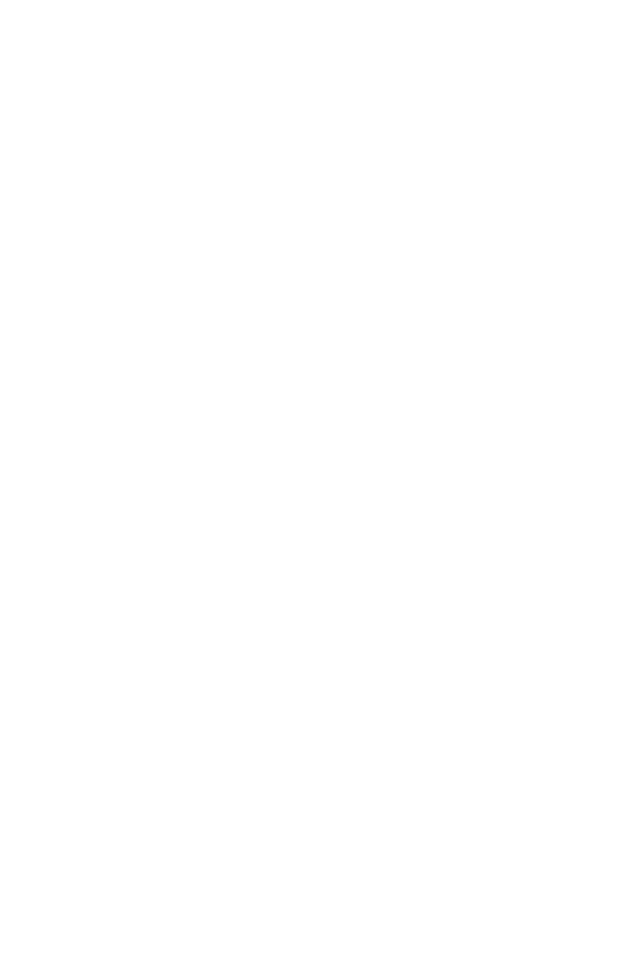
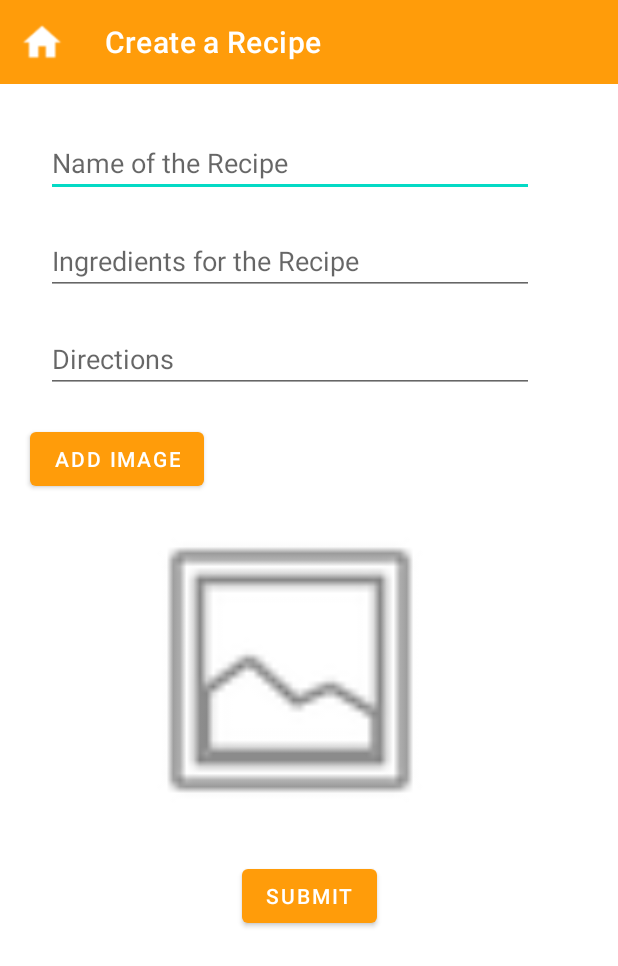
Before and after one commit to MadhaviImashi/4Flicks_BestPlan-application, an Android app: the create_recipe screen opened directly, with no data from a screen before it, on a phone screen of 412 x 824 dp. Before the commit the part shown is empty. Shown: the top 966 px of the screen. Run offline under Robolectric (Android 15) with nearby library versions, the phone set to English and light mode, and no system bars.

Commit message:
Completed UI for activity_create_recipe.xml

```diff
--- a/app/src/main/res/layout/activity_create_recipe.xml
+++ b/app/src/main/res/layout/activity_create_recipe.xml
@@ -6,4 +6,101 @@
     android:layout_height="match_parent"
     tools:context=".create_recipe">
 
+    <androidx.appcompat.widget.Toolbar
+        android:id="@+id/toolbar"
+        android:layout_width="match_parent"
+        android:layout_height="wrap_content"
+        android:background="#FF9C0A"
+        android:minHeight="?attr/actionBarSize"
+        android:theme="?attr/actionBarTheme"
+        app:layout_constraintEnd_toEndOf="parent"
+        app:layout_constraintHorizontal_bias="0.5"
+        app:layout_constraintStart_toStartOf="parent"
+        app:layout_constraintTop_toTopOf="parent"
+        app:title="@string/ToolBarTitle2"
+        app:titleMarginStart="70dp"
+        app:titleTextColor="#FFFFFF" />
+
+    <ImageView
+        android:id="@+id/home"
+        android:layout_width="58dp"
+        android:layout_height="53dp"
+        app:layout_constraintStart_toStartOf="parent"
+        app:layout_constraintTop_toTopOf="parent"
+        app:srcCompat="@drawable/home" />
+
+    <com.google.android.material.textfield.TextInputEditText
+        android:id="@+id/recipeName"
+        android:layout_width="325dp"
+        android:layout_height="wrap_content"
+        android:layout_marginStart="30dp"
+        android:layout_marginTop="30dp"
+        android:layout_marginEnd="56dp"
+        android:hint="Name of the Recipe"
+        app:layout_constraintEnd_toEndOf="parent"
+        app:layout_constraintStart_toStartOf="parent"
+        app:layout_constraintTop_toBottomOf="@+id/toolbar" />
+
+    <com.google.android.material.textfield.TextInputEditText
+        android:id="@+id/recipeIngredients"
+        android:layout_width="325dp"
+        android:layout_height="wrap_content"
+        android:layout_marginStart="30dp"
+        android:layout_marginTop="20dp"
+        android:layout_marginEnd="56dp"
+        android:hint="Ingredients for the Recipe"
+        app:layout_constraintEnd_toEndOf="parent"
+        app:layout_constraintStart_toStartOf="parent"
+        app:layout_constraintTop_toBottomOf="@+id/recipeName" />
+
+    <com.google.android.material.textfield.TextInputEditText
+        android:id="@+id/directions"
+        android:layout_width="325dp"
+        android:layout_height="wrap_content"
+        android:layout_marginStart="30dp"
+        android:layout_marginTop="20dp"
+        android:layout_marginEnd="56dp"
+        android:hint="Directions"
+        app:layout_constraintEnd_toEndOf="parent"
+        app:layout_constraintStart_toStartOf="parent"
+        app:layout_constraintTop_toBottomOf="@+id/recipeIngredients" />
+
+    <Button
+        android:id="@+id/imageButton"
+        android:layout_width="wrap_content"
+        android:layout_height="wrap_content"
+        android:layout_marginStart="30dp"
+        android:layout_marginTop="20dp"
+        android:layout_marginEnd="286dp"
+        android:text="Add Image"
+        app:backgroundTint="#FF9C0A"
+        app:layout_constraintEnd_toEndOf="parent"
+        app:layout_constraintStart_toStartOf="parent"
+        app:layout_constraintTop_toBottomOf="@+id/directions" />
+
+    <ImageView
+        android:id="@+id/recipeInputImage"
+        android:layout_width="325dp"
+        android:layout_height="213dp"
+        android:layout_marginStart="30dp"
+        android:layout_marginTop="10dp"
+        android:layout_marginEnd="56dp"
+        app:layout_constraintEnd_toEndOf="parent"
+        app:layout_constraintStart_toStartOf="parent"
+        app:layout_constraintTop_toBottomOf="@+id/imageButton"
+        app:srcCompat="@android:drawable/ic_menu_gallery" />
+
+    <Button
+        android:id="@+id/recipeSubmit"
+        android:layout_width="wrap_content"
+        android:layout_height="wrap_content"
+        android:layout_marginTop="20dp"
+        android:text="Submit"
+        app:backgroundTint="#FF9C0A"
+        app:layout_constraintEnd_toEndOf="parent"
+        app:layout_constraintHorizontal_bias="0.5"
+        app:layout_constraintStart_toStartOf="parent"
+        app:layout_constraintTop_toBottomOf="@+id/recipeInputImage" />
+
+
 </androidx.constraintlayout.widget.ConstraintLayout>
```
